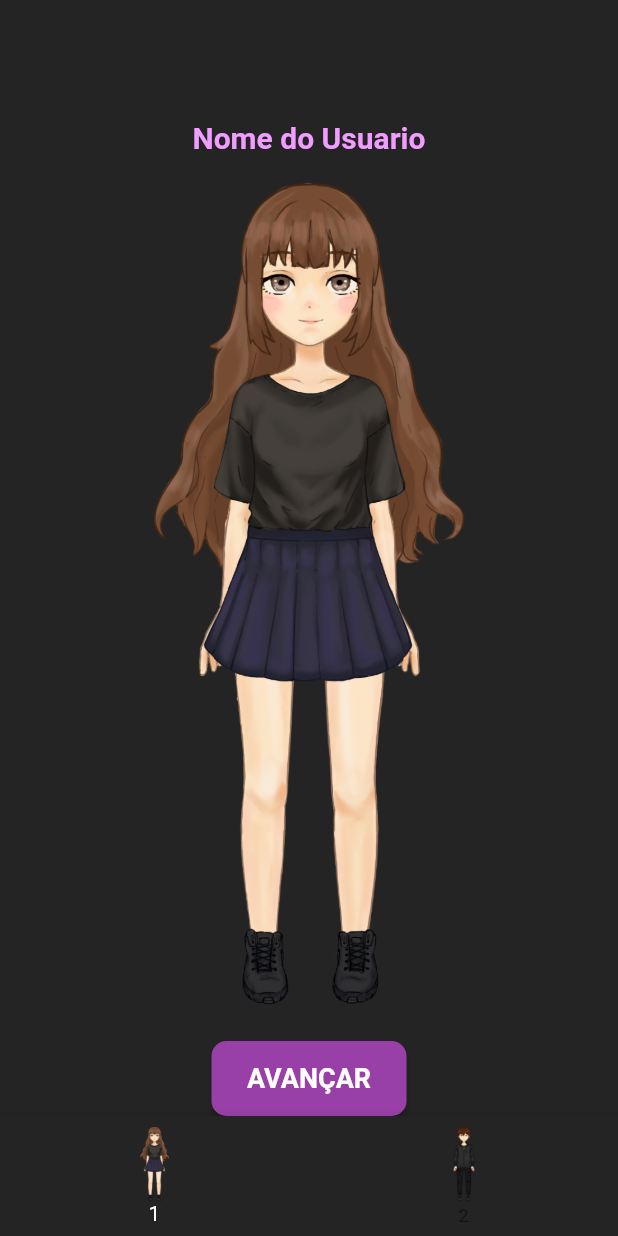
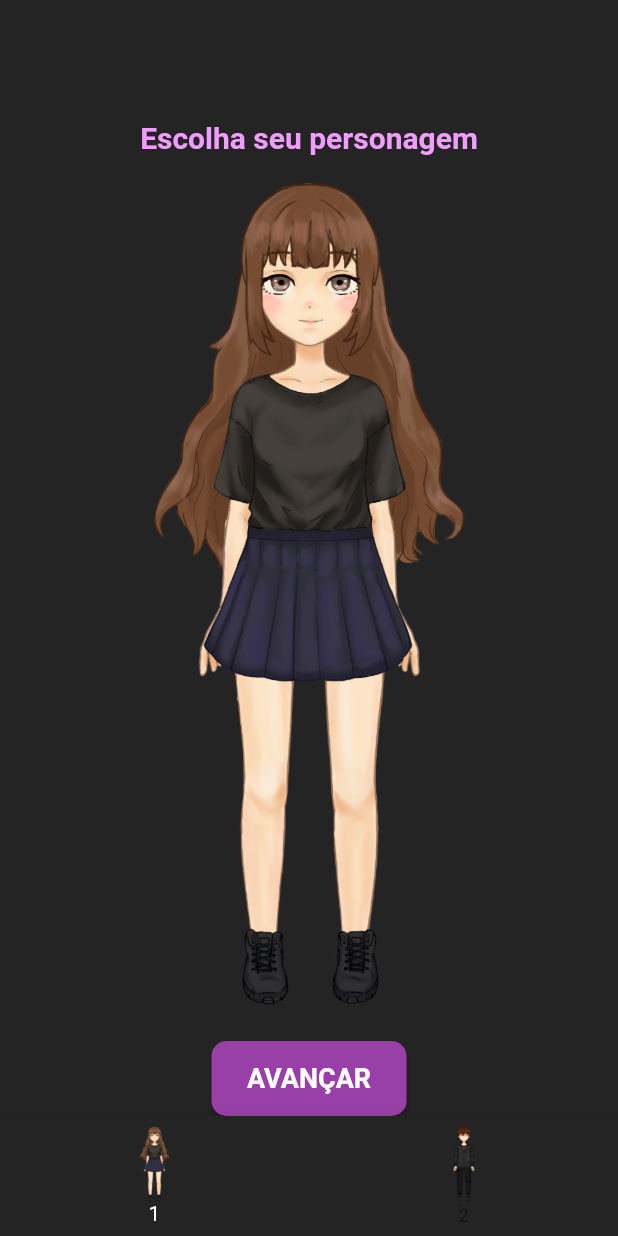
Before and after one commit to S204-Inatel-2022-2/This-is-Me-App, a Flutter app: the MyHomePage screen opened directly, after a tap on "AVANÇAR", on a phone screen of 412 x 824 dp. Run offline on Flutter 3.47's test engine with Material 2 defaults, Android fonts, the phone set to English and light mode, and no system bars; our stand-ins replace auto_size_text, google_fonts, shared_preferences; accounts and stored records are empty; network calls fail; Roboto replaces fonts that are missing (Jura).

Commit message:
feat: integration character_screen with api

```diff
--- /dev/null
+++ b/lib/controller/character_controller.dart
@@ -0,0 +1,45 @@
+import 'dart:convert';
+import 'package:shared_preferences/shared_preferences.dart';
+import 'package:http/http.dart' as http;
+import 'package:this_is_me/model/character.dart';
+import 'package:this_is_me/model/exception/response_exception.dart';
+
+Future<dynamic> setClothes(http.Client client, int number) async {
+  final Future<SharedPreferences> _prefs = SharedPreferences.getInstance();
+  final SharedPreferences prefs = await _prefs;
+  final String? token = prefs.getString('token');
+  number = number + 1;
+  final response = await http.post(
+      Uri.parse('https://timeapibyredfoxghs.herokuapp.com'
+          '/character/set-clothes?number=$number'),
+      headers: {
+        'Content-Type': 'application/json',
+        'Cookie': token!,
+      });
+
+
+  if (response.statusCode != 200) {
+    return ResponseException.fromJson(
+        jsonDecode((utf8.decode(response.bodyBytes))));
+  }
+  return response.statusCode;
+}
+
+Future<dynamic> getCharacter(http.Client client) async {
+  final Future<SharedPreferences> _prefs = SharedPreferences.getInstance();
+  final SharedPreferences prefs = await _prefs;
+  final String? token = prefs.getString('token');
+
+  final response = await http.get(
+      Uri.parse('https://timeapibyredfoxghs.herokuapp.com/character/get-character'),
+      headers: {
+        'Content-Type': 'application/json',
+        'Cookie': token!,
+      });
+
+  if (response.statusCode != 200) {
+    return ResponseException.fromJson(
+        jsonDecode((utf8.decode(response.bodyBytes))));
+  }
+  return Character.fromJson(jsonDecode(response.body));
+}
--- a/lib/controller/quest_controller.dart
+++ b/lib/controller/quest_controller.dart
@@ -23,6 +23,5 @@ List<Quest> parseQuests(String responseBody) {
   final parsed = jsonDecode(utf8.decode((responseBody.codeUnits)))
       .cast<Map<String, dynamic>>();
 
-  print(responseBody);
   return parsed.map<Quest>((json) => Quest.fromJson(json)).toList();
 }
--- a/lib/controller/user_controller.dart
+++ b/lib/controller/user_controller.dart
@@ -41,6 +41,8 @@ Future<dynamic> loginUser(
 
 Future<dynamic> signUpUser(http.Client client, String username, String email,
     String password, String passwordAgain) async {
+  final Future<SharedPreferences> _prefs = SharedPreferences.getInstance();
+  final SharedPreferences prefs = await _prefs;
   final response = await client.post(
       Uri.parse('https://timeapibyredfoxghs.herokuapp.com/user/register'),
       headers: <String, String>{
@@ -58,6 +60,9 @@ Future<dynamic> signUpUser(http.Client client, String username, String email,
         jsonDecode((utf8.decode(response.bodyBytes))));
   }
 
+  final getCharacterToken = response.headers['set-cookie'];
+  prefs.setString('token', getCharacterToken.toString());
+
   return response.statusCode;
 }
 
--- a/lib/model/character.dart
+++ b/lib/model/character.dart
@@ -1,12 +1,14 @@
 class Character {
   final String id;
   final String characterName;
+  final int clothes;
   final int xp;
   final int level;
 
   Character(
       {required this.id,
       required this.characterName,
+      required this.clothes,
       required this.xp,
       required this.level});
 
@@ -14,6 +16,7 @@ class Character {
     return Character(
         id: json['id'],
         characterName: json['characterName'],
+        clothes: json['clothes'],
         xp: json['xp'],
         level: json['level']);
   }
--- a/lib/view/character_screen.dart
+++ b/lib/view/character_screen.dart
@@ -1,6 +1,12 @@
 import 'package:flutter/material.dart';
 import 'package:this_is_me/constants/app_colors.dart';
 import 'package:this_is_me/constants/app_fonts.dart';
+import 'package:this_is_me/controller/character_controller.dart';
+import 'package:http/http.dart' as http;
+import 'package:this_is_me/controller/user_controller.dart';
+import 'package:this_is_me/model/character.dart';
+import 'package:this_is_me/model/exception/response_exception.dart';
+import 'package:this_is_me/view/quest_screen.dart';
 
 class CreateCharacterScreen extends StatelessWidget {
   const CreateCharacterScreen({Key? key}) : super(key: key);
@@ -25,9 +31,8 @@ class MyHomePage extends StatefulWidget {
   // ignore: library_private_types_in_public_api
   _MyHomePageState createState() => _MyHomePageState();
 }
-
+int bottomSelectedIndex = 0;
 class _MyHomePageState extends State<MyHomePage> {
-  int bottomSelectedIndex = 0;
 
   List<BottomNavigationBarItem> buildBottomNavBarItems() {
     return [
@@ -89,7 +94,7 @@ class _MyHomePageState extends State<MyHomePage> {
           Padding(
               padding: const EdgeInsets.only(top: 80, bottom: 15),
               child: Text(
-                'Nome do Usuario',
+                'Escolha seu personagem',
                 style: createCharacterName,
               )),
           Expanded(child: buildPageView()),
@@ -153,7 +158,17 @@ class _AdvanceButtonState extends State<AdvanceButton> {
           height: 50,
           width: 130,
           child: ElevatedButton(
-              onPressed: () async {},
+              onPressed: () async {
+                var response = await setClothes(http.Client(), bottomSelectedIndex);
+                if (response == 200) {
+                  var characterResponse = await getCharacter(http.Client());
+                  if (characterResponse is Character) {
+                    Navigator.pushAndRemoveUntil(context, MaterialPageRoute(builder: (context) => QuestScreen(character: characterResponse,)), (route) => false);
+                  }
+                }else if(response is ResponseException){
+                  ScaffoldMessenger.of(context).showSnackBar(SnackBar(content: Text(response.message)));
+                }
+              },
               style: ElevatedButton.styleFrom(
                   backgroundColor: midPurple,
                   shape: RoundedRectangleBorder(
--- a/lib/view/quest_screen.dart
+++ b/lib/view/quest_screen.dart
@@ -42,6 +42,7 @@ class _QuestScreenState extends State<QuestScreen> {
                         LeftColumn(
                           level: widget.character.level.toString(),
                           name: widget.character.characterName,
+                          clothes: widget.character.clothes,
                         ),
                         const RightColumn()
                       ],
```
Also changed, not shown: lib/components/quest_components.dart (+10 -1 lines).
